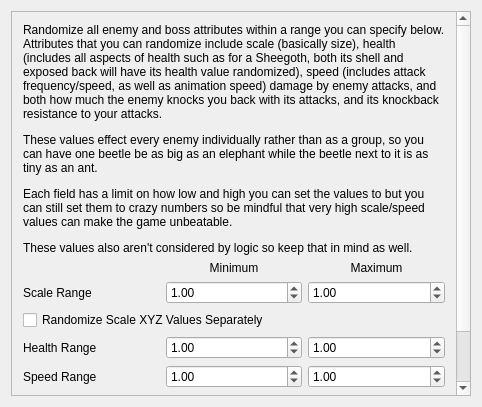
randovania/randovania, file randovania/gui/ui_files/preset_prime_enemy_stat_randomizer.ui: the form before one commit.
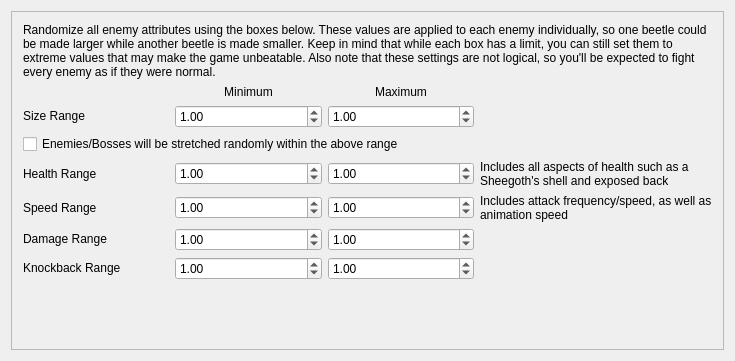
The form after the commit.

Commit message: Added changes requested by henriquegemignani along with vastly improving the UI

```diff
--- a/randovania/gui/ui_files/preset_prime_enemy_stat_randomizer.ui
+++ b/randovania/gui/ui_files/preset_prime_enemy_stat_randomizer.ui
@@ -6,8 +6,8 @@
    <rect>
     <x>0</x>
     <y>0</y>
-    <width>482</width>
-    <height>407</height>
+    <width>735</width>
+    <height>361</height>
    </rect>
   </property>
   <property name="windowTitle">
@@ -21,7 +21,7 @@
     </size>
    </property>
    <layout class="QGridLayout" name="gridLayout">
-    <item row="0" column="0">
+    <item row="1" column="0">
      <widget class="QScrollArea" name="scroll_area">
       <property name="widgetResizable">
        <bool>true</bool>
@@ -31,8 +31,8 @@
         <rect>
          <x>0</x>
          <y>0</y>
-         <width>445</width>
-         <height>466</height>
+         <width>715</width>
+         <height>341</height>
         </rect>
        </property>
        <property name="sizePolicy">
@@ -42,8 +42,42 @@
         </sizepolicy>
        </property>
        <layout class="QGridLayout" name="gridLayout_2">
+        <item row="0" column="0" colspan="4">
+         <widget class="QLabel" name="enemy_stat_randomizer_description">
+          <property name="sizePolicy">
+           <sizepolicy hsizetype="Preferred" vsizetype="Preferred">
+            <horstretch>0</horstretch>
+            <verstretch>0</verstretch>
+           </sizepolicy>
+          </property>
+          <property name="maximumSize">
+           <size>
+            <width>16777215</width>
+            <height>16777215</height>
+           </size>
+          </property>
+          <property name="text">
+           <string>&lt;html&gt;&lt;head/&gt;&lt;body&gt;&lt;p&gt;Randomize all enemy attributes using the boxes below. These values are applied to each enemy individually, so one beetle could be made larger while another beetle is made smaller. Keep in mind that while each box has a limit, you can still set them to extreme values that may make the game unbeatable. Also note that these settings are not logical, so you'll be expected to fight every enemy as if they were normal.&lt;/p&gt;&lt;/body&gt;&lt;/html&gt;</string>
+          </property>
+          <property name="wordWrap">
+           <bool>true</bool>
+          </property>
+         </widget>
+        </item>
         <item row="1" column="1">
          <widget class="QLabel" name="minimum_label">
+          <property name="sizePolicy">
+           <sizepolicy hsizetype="Minimum" vsizetype="Fixed">
+            <horstretch>0</horstretch>
+            <verstretch>0</verstretch>
+           </sizepolicy>
+          </property>
+          <property name="minimumSize">
+           <size>
+            <width>0</width>
+            <height>0</height>
+           </size>
+          </property>
           <property name="text">
            <string>&lt;html&gt;&lt;head/&gt;&lt;body&gt;&lt;p align=&quot;center&quot;&gt;Minimum&lt;/p&gt;&lt;/body&gt;&lt;/html&gt;</string>
           </property>
@@ -51,6 +85,18 @@
         </item>
         <item row="1" column="2">
          <widget class="QLabel" name="maximum_label">
+          <property name="sizePolicy">
+           <sizepolicy hsizetype="Minimum" vsizetype="Fixed">
+            <horstretch>0</horstretch>
+            <verstretch>0</verstretch>
+           </sizepolicy>
+          </property>
+          <property name="minimumSize">
+           <size>
+            <width>0</width>
+            <height>0</height>
+           </size>
+          </property>
           <property name="text">
            <string>&lt;html&gt;&lt;head/&gt;&lt;body&gt;&lt;p align=&quot;center&quot;&gt;Maximum&lt;/p&gt;&lt;/body&gt;&lt;/html&gt;</string>
           </property>
@@ -58,22 +104,40 @@
         </item>
         <item row="2" column="0">
          <widget class="QLabel" name="scale_attribute_label">
+          <property name="sizePolicy">
+           <sizepolicy hsizetype="Minimum" vsizetype="Fixed">
+            <horstretch>0</horstretch>
+            <verstretch>0</verstretch>
+           </sizepolicy>
+          </property>
           <property name="maximumSize">
            <size>
-            <width>167</width>
+            <width>16777215</width>
             <height>16777215</height>
            </size>
           </property>
           <property name="text">
-           <string>Scale Range</string>
+           <string>Size Range</string>
           </property>
          </widget>
         </item>
         <item row="2" column="1">
          <widget class="QDoubleSpinBox" name="range_scale_low">
+          <property name="sizePolicy">
+           <sizepolicy hsizetype="Minimum" vsizetype="Fixed">
+            <horstretch>0</horstretch>
+            <verstretch>0</verstretch>
+           </sizepolicy>
+          </property>
+          <property name="minimumSize">
+           <size>
+            <width>0</width>
+            <height>0</height>
+           </size>
+          </property>
           <property name="maximumSize">
            <size>
-            <width>167</width>
+            <width>16777215</width>
             <height>16777215</height>
            </size>
           </property>
@@ -93,9 +157,21 @@
         </item>
         <item row="2" column="2">
          <widget class="QDoubleSpinBox" name="range_scale_high">
+          <property name="sizePolicy">
+           <sizepolicy hsizetype="Minimum" vsizetype="Fixed">
+            <horstretch>0</horstretch>
+            <verstretch>0</verstretch>
+           </sizepolicy>
+          </property>
+          <property name="minimumSize">
+           <size>
+            <width>0</width>
+            <height>0</height>
+           </size>
+          </property>
           <property name="maximumSize">
            <size>
-            <width>167</width>
+            <width>16777215</width>
             <height>16777215</height>
            </size>
           </property>
@@ -113,18 +189,24 @@
           </property>
          </widget>
         </item>
-        <item row="3" column="0" colspan="2">
+        <item row="3" column="0" colspan="3">
          <widget class="QCheckBox" name="diff_xyz">
           <property name="text">
-           <string>Randomize Scale XYZ Values Separately</string>
+           <string>Enemies/Bosses will be stretched randomly within the above range</string>
           </property>
          </widget>
         </item>
         <item row="4" column="0">
          <widget class="QLabel" name="health_attribute_label">
+          <property name="sizePolicy">
+           <sizepolicy hsizetype="Minimum" vsizetype="Fixed">
+            <horstretch>0</horstretch>
+            <verstretch>0</verstretch>
+           </sizepolicy>
+          </property>
           <property name="maximumSize">
            <size>
-            <width>167</width>
+            <width>16777215</width>
             <height>16777215</height>
            </size>
           </property>
@@ -135,9 +217,21 @@
         </item>
         <item row="4" column="1">
          <widget class="QDoubleSpinBox" name="range_health_low">
+          <property name="sizePolicy">
+           <sizepolicy hsizetype="Minimum" vsizetype="Fixed">
+            <horstretch>0</horstretch>
+            <verstretch>0</verstretch>
+           </sizepolicy>
+          </property>
+          <property name="minimumSize">
+           <size>
+            <width>0</width>
+            <height>0</height>
+           </size>
+          </property>
           <property name="maximumSize">
            <size>
-            <width>167</width>
+            <width>16777215</width>
             <height>16777215</height>
            </size>
           </property>
@@ -157,9 +251,21 @@
         </item>
         <item row="4" column="2">
          <widget class="QDoubleSpinBox" name="range_health_high">
+          <property name="sizePolicy">
+           <sizepolicy hsizetype="Minimum" vsizetype="Fixed">
+            <horstretch>0</horstretch>
+            <verstretch>0</verstretch>
+           </sizepolicy>
+          </property>
+          <property name="minimumSize">
+           <size>
+            <width>0</width>
+            <height>0</height>
+           </size>
+          </property>
           <property name="maximumSize">
            <size>
-            <width>167</width>
+            <width>16777215</width>
             <height>16777215</height>
            </size>
           </property>
@@ -177,11 +283,37 @@
           </property>
          </widget>
         </item>
+        <item row="4" column="3">
+         <widget class="QLabel" name="label">
+          <property name="sizePolicy">
+           <sizepolicy hsizetype="Preferred" vsizetype="Preferred">
+            <horstretch>0</horstretch>
+            <verstretch>0</verstretch>
+           </sizepolicy>
+          </property>
+          <property name="minimumSize">
+           <size>
+            <width>0</width>
+            <height>0</height>
+           </size>
+          </property>
+          <property name="text">
+           <string>Includes all aspects of health such as a 
+Sheegoth's shell and exposed back</string>
+          </property>
+         </widget>
+        </item>
         <item row="5" column="0">
          <widget class="QLabel" name="speed_attribute_label">
+          <property name="sizePolicy">
+           <sizepolicy hsizetype="Minimum" vsizetype="Fixed">
+            <horstretch>0</horstretch>
+            <verstretch>0</verstretch>
+           </sizepolicy>
+          </property>
           <property name="maximumSize">
            <size>
-            <width>167</width>
+            <width>16777215</width>
             <height>16777215</height>
            </size>
           </property>
@@ -192,9 +324,21 @@
         </item>
         <item row="5" column="1">
          <widget class="QDoubleSpinBox" name="range_speed_low">
+          <property name="sizePolicy">
+           <sizepolicy hsizetype="Minimum" vsizetype="Fixed">
+            <horstretch>0</horstretch>
+            <verstretch>0</verstretch>
+           </sizepolicy>
+          </property>
+          <property name="minimumSize">
+           <size>
+            <width>0</width>
+            <height>0</height>
+           </size>
+          </property>
           <property name="maximumSize">
            <size>
-            <width>167</width>
+            <width>16777215</width>
             <height>16777215</height>
            </size>
           </property>
@@ -211,9 +355,21 @@
         </item>
         <item row="5" column="2">
          <widget class="QDoubleSpinBox" name="range_speed_high">
+          <property name="sizePolicy">
+           <sizepolicy hsizetype="Minimum" vsizetype="Fixed">
+            <horstretch>0</horstretch>
+            <verstretch>0</verstretch>
+           </sizepolicy>
+          </property>
+          <property name="minimumSize">
+           <size>
+            <width>0</width>
+            <height>0</height>
+           </size>
+          </property>
           <property name="maximumSize">
            <size>
-            <width>167</width>
+            <width>16777215</width>
             <height>16777215</height>
            </size>
           </property>
@@ -228,11 +384,37 @@
           </property>
          </widget>
         </item>
+        <item row="5" column="3">
+         <widget class="QLabel" name="label_2">
+          <property name="sizePolicy">
+           <sizepolicy hsizetype="Preferred" vsizetype="Preferred">
+            <horstretch>0</horstretch>
+            <verstretch>0</verstretch>
+           </sizepolicy>
+          </property>
+          <property name="minimumSize">
+           <size>
+            <width>0</width>
+            <height>0</height>
+           </size>
+          </property>
+          <property name="text">
+           <string>Includes attack frequency/speed, as well as 
+animation speed</string>
+          </property>
+         </widget>
+        </item>
         <item row="6" column="0">
          <widget class="QLabel" name="damage_attribute_label">
+          <property name="sizePolicy">
+           <sizepolicy hsizetype="Minimum" vsizetype="Fixed">
+            <horstretch>0</horstretch>
+            <verstretch>0</verstretch>
+           </sizepolicy>
+          </property>
           <property name="maximumSize">
            <size>
-            <width>167</width>
+            <width>16777215</width>
             <height>16777215</height>
            </size>
           </property>
@@ -243,9 +425,21 @@
         </item>
         <item row="6" column="1">
          <widget class="QDoubleSpinBox" name="range_damage_low">
+          <property name="sizePolicy">
+           <sizepolicy hsizetype="Minimum" vsizetype="Fixed">
+            <horstretch>0</horstretch>
+            <verstretch>0</verstretch>
+           </sizepolicy>
+          </property>
+          <property name="minimumSize">
+           <size>
+            <width>0</width>
+            <height>0</height>
+           </size>
+          </property>
           <property name="maximumSize">
            <size>
-            <width>167</width>
+            <width>16777215</width>
             <height>16777215</height>
            </size>
           </property>
@@ -262,9 +456,21 @@
         </item>
         <item row="6" column="2">
          <widget class="QDoubleSpinBox" name="range_damage_high">
+          <property name="sizePolicy">
+           <sizepolicy hsizetype="Minimum" vsizetype="Fixed">
+            <horstretch>0</horstretch>
+            <verstretch>0</verstretch>
+           </sizepolicy>
+          </property>
+          <property name="minimumSize">
+           <size>
+            <width>0</width>
+            <height>0</height>
+           </size>
+          </property>
           <property name="maximumSize">
            <size>
-            <width>167</width>
+            <width>16777215</width>
             <height>16777215</height>
            </size>
           </property>
@@ -281,9 +487,15 @@
         </item>
         <item row="7" column="0">
          <widget class="QLabel" name="knockback_attribute_label">
+          <property name="sizePolicy">
+           <sizepolicy hsizetype="Minimum" vsizetype="Fixed">
+            <horstretch>0</horstretch>
+            <verstretch>0</verstretch>
+           </sizepolicy>
+          </property>
           <property name="maximumSize">
            <size>
-            <width>167</width>
+            <width>16777215</width>
             <height>16777215</height>
            </size>
           </property>
@@ -294,9 +506,21 @@
         </item>
         <item row="7" column="1">
          <widget class="QDoubleSpinBox" name="range_knockback_low">
+          <property name="sizePolicy">
+           <sizepolicy hsizetype="Minimum" vsizetype="Fixed">
+            <horstretch>0</horstretch>
+            <verstretch>0</verstretch>
+           </sizepolicy>
+          </property>
+          <property name="minimumSize">
+           <size>
+            <width>0</width>
+            <height>0</height>
+           </size>
+          </property>
           <property name="maximumSize">
            <size>
-            <width>167</width>
+            <width>16777215</width>
             <height>16777215</height>
            </size>
           </property>
@@ -313,9 +537,21 @@
         </item>
         <item row="7" column="2">
          <widget class="QDoubleSpinBox" name="range_knockback_high">
+          <property name="sizePolicy">
+           <sizepolicy hsizetype="Minimum" vsizetype="Fixed">
+            <horstretch>0</horstretch>
+            <verstretch>0</verstretch>
+           </sizepolicy>
+          </property>
+          <property name="minimumSize">
+           <size>
+            <width>0</width>
+            <height>0</height>
+           </size>
+          </property>
           <property name="maximumSize">
            <size>
-            <width>167</width>
+            <width>16777215</width>
             <height>16777215</height>
            </size>
           </property>
@@ -330,15 +566,18 @@
           </property>
          </widget>
         </item>
-        <item row="0" column="0" colspan="3">
-         <widget class="QLabel" name="enemy_stat_randomizer_description">
-          <property name="text">
-           <string>&lt;html&gt;&lt;head/&gt;&lt;body&gt;&lt;p&gt;Randomize all enemy and boss attributes within a range you can specify below. Attributes that you can randomize include scale (basically size), health (includes all aspects of health such as for a Sheegoth, both its shell and exposed back will have its health value randomized), speed (includes attack frequency/speed, as well as animation speed) damage by enemy attacks, and both how much the enemy knocks you back with its attacks, and its knockback resistance to your attacks.&lt;/p&gt;&lt;p&gt;These values effect every enemy individually rather than as a group, so you can have one beetle be as big as an elephant while the beetle next to it is as tiny as an ant.&lt;/p&gt;&lt;p&gt;Each field has a limit on how low and high you can set the values to but you can still set them to crazy numbers so be mindful that very high scale/speed values can make the game unbeatable.&lt;/p&gt;&lt;p&gt;These values also aren't considered by logic so keep that in mind as well.&lt;/p&gt;&lt;/body&gt;&lt;/html&gt;</string>
+        <item row="8" column="0" colspan="4">
+         <spacer name="verticalSpacer">
+          <property name="orientation">
+           <enum>Qt::Vertical</enum>
           </property>
-          <property name="wordWrap">
-           <bool>true</bool>
+          <property name="sizeHint" stdset="0">
+           <size>
+            <width>20</width>
+            <height>52</height>
+           </size>
           </property>
-         </widget>
+         </spacer>
         </item>
        </layout>
       </widget>
```
The commit also changes 2 other files.
